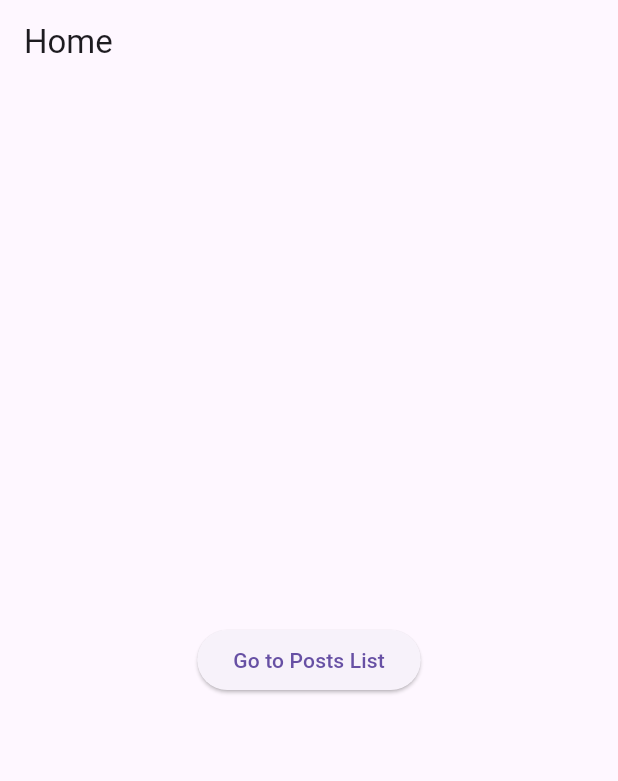
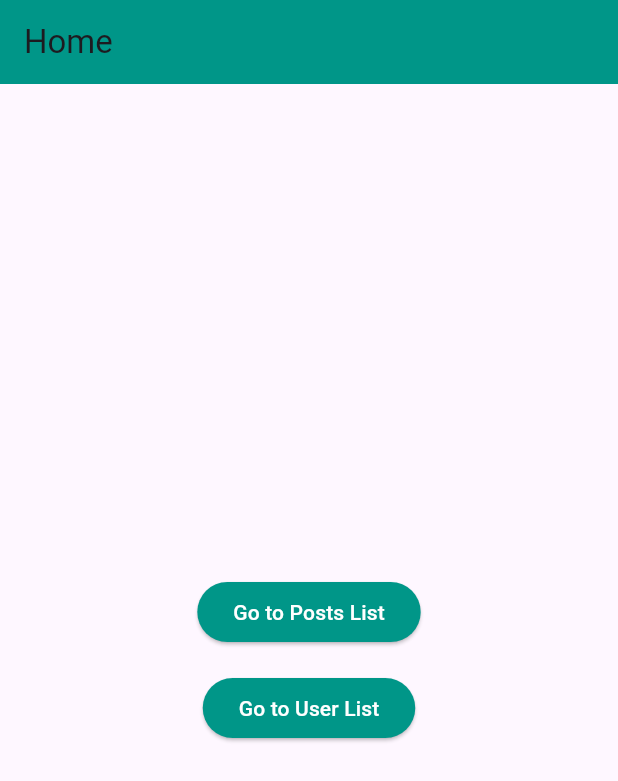
Before and after one commit to shubham-pokhrel/flutter-task, a Flutter app: the screen it shows after launch, on a phone screen of 412 x 824 dp. Shown: the top 781 px of the screen. Run offline on Flutter 3.47's test engine with Material 3 defaults, Android fonts, the phone set to English and light mode, and no system bars.

Commit message:
enhanced ui

```diff
--- a/lib/screens/home_screen.dart
+++ b/lib/screens/home_screen.dart
@@ -1,4 +1,5 @@
 import 'package:flutter/material.dart';
+import 'package:my_postviewer/screens/user_list_screen.dart';
 import 'posts_list_screen.dart';
 
 class HomeScreen extends StatelessWidget {
@@ -7,8 +8,11 @@ class HomeScreen extends StatelessWidget {
     return Scaffold(
       appBar: AppBar(
         title: Text('Home'),
+        backgroundColor: Colors.teal, // Minimalistic color for the app bar
       ),
       body: Center(
+        child: Padding(
+          padding: EdgeInsets.all(16.0), // Add padding around the body
           child: Column(
             mainAxisAlignment: MainAxisAlignment.center,
             children: [
@@ -21,10 +25,30 @@ class HomeScreen extends StatelessWidget {
                     ),
                   );
                 },
+                style: ElevatedButton.styleFrom(
+                  backgroundColor: Colors.teal, // Button background color
+                  foregroundColor: Colors.white, // Button text color
+                ),
                 child: Text('Go to Posts List'),
               ),
-            // Additional buttons can be added here for other screens
+              SizedBox(height: 16.0), // Add space between buttons
+              ElevatedButton(
+                onPressed: () {
+                  Navigator.push(
+                    context,
+                    MaterialPageRoute(
+                      builder: (context) => UserListScreen(),
+                    ),
+                  );
+                },
+                style: ElevatedButton.styleFrom(
+                  backgroundColor: Colors.teal, // Button background color
+                  foregroundColor: Colors.white, // Button text color
+                ),
+                child: Text('Go to User List'),
+              ),
             ],
+          ),
         ),
       ),
     );
```
Lines whose indentation alone changed are shown as unchanged.
